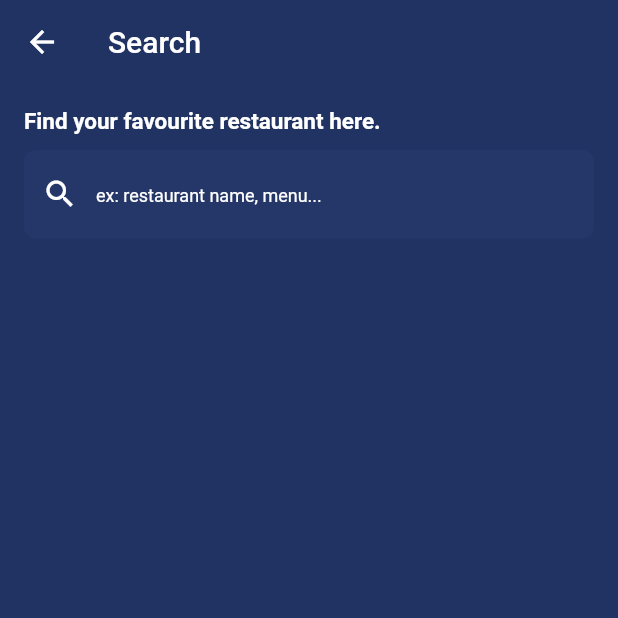
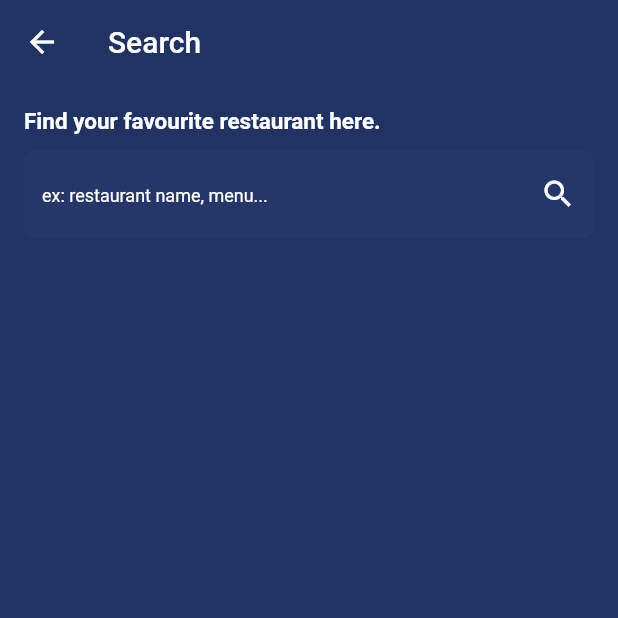
Before and after one commit to iamalinurdin/dicoding-flutter-submission-3, a Flutter app: the screen it shows after launch, after a tap on the "search" icon, on a phone screen of 412 x 824 dp, the top half of it. Run offline on Flutter 3.47's test engine with Material 2 defaults, Android fonts, the phone set to English and light mode, and no system bars; network calls fail.

Commit message:
add search

```diff
--- a/lib/main.dart
+++ b/lib/main.dart
@@ -1,5 +1,7 @@
 import 'package:flutter/material.dart';
+import 'package:provider/provider.dart';
 import 'package:submission_2_restaurant_app/data/model/restaurant.dart';
+import 'package:submission_2_restaurant_app/providers/restaurant_provider.dart';
 import 'package:submission_2_restaurant_app/ui/restaurant_detail.dart';
 import 'package:submission_2_restaurant_app/ui/restaurant_list.dart';
 import 'package:submission_2_restaurant_app/ui/add_review.dart';
@@ -7,7 +9,14 @@ import 'package:submission_2_restaurant_app/ui/review_list.dart';
 import 'package:submission_2_restaurant_app/ui/search_restaurant.dart';
 
 void main() {
-  runApp(const MyApp());
+  runApp(
+    MultiProvider(
+      providers: [
+        ChangeNotifierProvider(create: (_) => RestaurantProvider())
+      ],
+      child: const MyApp(),
+    )
+  );
 }
 
 class MyApp extends StatelessWidget {
--- a/lib/providers/restaurant_provider.dart
+++ b/lib/providers/restaurant_provider.dart
@@ -4,17 +4,22 @@ import 'package:submission_2_restaurant_app/data/model/restaurant.dart';
 
 enum ResultState { loading, noData, hasData, error }
 
-class RestaurantProvider extends ChangeNotifier {
+class RestaurantProvider with ChangeNotifier {
   late ApiService apiService = ApiService();
-  dynamic? _restaurantResult;
+  dynamic _restaurantResult;
   late Restaurant _restaurant;
-  ResultState? _state;
+  late ResultState _state;
   String _message = '';
 
   String get message => _message;
-  ResultState? get state => _state;
-  dynamic? get result => _restaurantResult;
+  ResultState get state => _state;
+  dynamic get result => _restaurantResult;
   Restaurant get restaurant => _restaurant;
+
+  RestaurantProvider() {
+    _state = ResultState.noData;
+    notifyListeners();
+  }
 
   Future<dynamic> fetchRestaurant() async {
     try {
@@ -61,6 +66,12 @@ class RestaurantProvider extends ChangeNotifier {
 
   Future<dynamic> searchRestaurant(String query) async {
     try {
+      if (query == '') {
+        _state = ResultState.noData;
+        notifyListeners();
+        return _message = '';
+      }
+
       _state = ResultState.loading;
       notifyListeners();
 
@@ -74,6 +85,9 @@ class RestaurantProvider extends ChangeNotifier {
         _state = ResultState.hasData;
         notifyListeners();
 
+        print('data ditemukan');
+        print('result: ${response.restaurants}');
+
         return _restaurantResult = response;
       }
     } catch (e) {
--- a/lib/ui/search_restaurant.dart
+++ b/lib/ui/search_restaurant.dart
@@ -27,7 +27,9 @@ class _SearchRestaurantState extends State<SearchRestaurant> {
         foregroundColor: Colors.white,
         title: const Text('Search'),
       ),
-      body: SafeArea(
+      body: ChangeNotifierProvider(
+        create: (context) => RestaurantProvider(),
+        child: SafeArea(
           child: Padding(
             padding: const EdgeInsets.all(16),
             child: Column(
@@ -41,19 +43,12 @@ class _SearchRestaurantState extends State<SearchRestaurant> {
                   ),
                 ),
                 const SizedBox(height: 10),
-              ChangeNotifierProvider(
-                create: (context) => RestaurantProvider(),
-                child: Consumer<RestaurantProvider>(
+                Consumer<RestaurantProvider>(
                   builder: (context, state, _) {
                     return TextField(
                       onChanged: (value) async {
-                        var res = await RestaurantProvider().searchRestaurant(value);
-
-                        // print('state: ${context.watch<RestaurantProvider>().state}');
-                        result.clear();
-                        result.add(res.restaurants);
-
-                        print('resultsssss: $result');
+                        // await RestaurantProvider().searchRestaurant(value);
+                        Provider.of<RestaurantProvider>(context, listen: false).searchRestaurant(value);
                       },
                       decoration: InputDecoration(
                         filled: true,
@@ -67,8 +62,13 @@ class _SearchRestaurantState extends State<SearchRestaurant> {
                           color: Colors.white,
                           fontSize: 12
                         ),
-                        prefixIcon: const Icon(Icons.search),
-                        prefixIconColor: Colors.white
+                        suffixIcon: IconButton(
+                          icon: const Icon(Icons.search),
+                          onPressed: () {
+                            print('ok');
+                          },
+                        ),
+                        suffixIconColor: Colors.white,
                       ),
                       style: const TextStyle(
                         color: Colors.white
@@ -76,73 +76,56 @@ class _SearchRestaurantState extends State<SearchRestaurant> {
                     );
                   }
                 ),
+                const SizedBox(height: 10),
+                Expanded(
+                  child: Consumer<RestaurantProvider>(
+                    builder: (context, state, _) {
+                      print('state: ${state.state}');
+                      if (state.state == ResultState.loading) {
+                        return const Center(
+                          child: CircularProgressIndicator(),
+                        );
+                      } else {
+                        if (state.state == ResultState.hasData) {
+                          return ListView.builder(
+                            itemCount: state.result.total,
+                            itemBuilder: (context, index) {
+                              final restaurant = state.result.restaurants[index];
+                              return ItemRestaurant(restaurant: restaurant);
+                            },
+                          );
+                        } else if (state.state == ResultState.noData) {
+                          return Center(
+                            child: Text(state.message),
+                          );
+                        } else {
+                          return const Center(
+                            child: Column(
+                              mainAxisAlignment: MainAxisAlignment.center,
+                              children: [
+                                Icon(
+                                  Icons.wifi_off_outlined,
+                                  size: 50,
                                 ),
-              const SizedBox(height: 10),
-              // FOR EXAMPLE
-              ListView.builder(
-                shrinkWrap: true,
-                physics: const NeverScrollableScrollPhysics(),
-                itemCount: result.length,
-                itemBuilder: (context, index) {
-                  final restaurant = result[index];
-                  print('restaurant: $restaurant');
-                  // return ItemRestaurant(restaurant: restaurant);
-                  return Text('ok');
+                                Text(
+                                  'You are currently offline',
+                                  style: TextStyle(
+                                    fontSize: 15
+                                  ),
+                                )
+                              ],
+                            ),
+                          );
+                        }
+                      }
                     },
                   )
-              // Expanded(
-              //   child: ChangeNotifierProvider(
-              //     create: (context) => RestaurantProvider(),
-              //     child: Consumer<RestaurantProvider>(
-              //       builder: (context, state, _) {
-              //         print('state: ${state.state}');
-              //         if (state.state == ResultState.loading) {
-              //           return const Center(
-              //             child: CircularProgressIndicator(),
-              //           );
-              //         } else {
-              //           if (state.state == ResultState.hasData) {
-              //             return ListView.builder(
-              //               itemCount: state.result.total,
-              //               itemBuilder: (context, index) {
-              //                 final restaurant = state.result.restaurants[index];
-              //                 return ItemRestaurant(restaurant: restaurant);
-              //               },
-              //             );
-              //           } else if (state.state == ResultState.noData) {
-              //             return const Center(
-              //               child: Text('No restaurants is found'),
-              //             );
-              //           } else if (state.state == null) {
-              //             return const Text('');
-              //           } else {
-              //             return const Center(
-              //               child: Column(
-              //                 mainAxisAlignment: MainAxisAlignment.center,
-              //                 children: [
-              //                   Icon(
-              //                     Icons.wifi_off_outlined,
-              //                     size: 50,
-              //                   ),
-              //                   Text(
-              //                     'You are currently offline',
-              //                     style: TextStyle(
-              //                       fontSize: 15
-              //                     ),
-              //                   )
-              //                 ],
-              //               ),
-              //             );
-              //           }
-              //         }
-              //       },
-              //     ),
-              //   )
-              // ),
+                ),
               ]
             ),
           )
         ),
+      ),
     );
   }
 }
```
Lines whose indentation alone changed are shown as unchanged.
